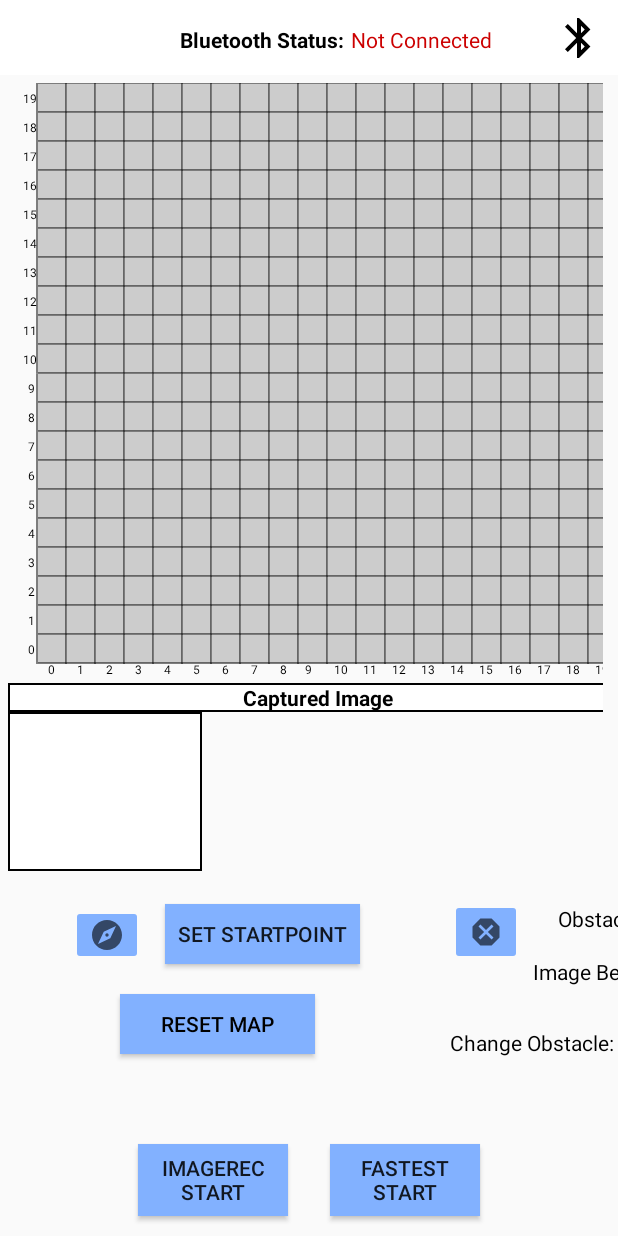
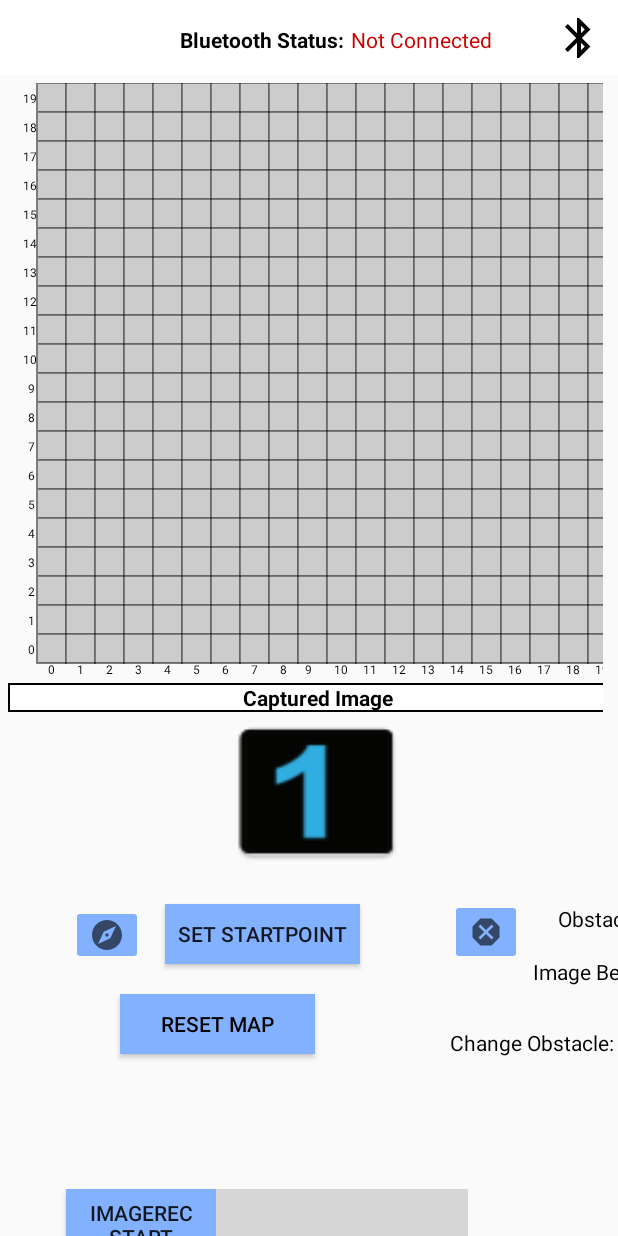
Before and after one commit to AsherFYD/MDPAndroid_Group21, an Android app: the screen it shows after launch (MainActivity), on a phone screen of 412 x 824 dp. Run offline under Robolectric (Android 15) with nearby library versions, the light colour scheme and no system bars; 1 statement that could not run was skipped; grey boxes are pictures that could not be loaded.

Commit message:
added some images, edited timers

```diff
--- a/app/src/main/java/com/example/mdp_android_grp25/MainActivity.java
+++ b/app/src/main/java/com/example/mdp_android_grp25/MainActivity.java
@@ -60,6 +60,7 @@
     private static final String TAG = "Main Activity";
     public static boolean stopTimerFlag = false;
     public static boolean stopWk9TimerFlag = false;
+
 
     @Override
     protected void onCreate(Bundle savedInstanceState) {
--- a/app/src/main/java/com/example/mdp_android_grp25/ui/main/GridMap.java
+++ b/app/src/main/java/com/example/mdp_android_grp25/ui/main/GridMap.java
@@ -404,7 +404,7 @@
         if ((androidRowCoord-1) < 0 || androidRowCoord > 19) {
             showLog("row is out of bounds");
             return;
-        } else if (curCoord[0] > 20 || curCoord[0] < 2) {
+        } else if ((curCoord[0] - 1) < 0 || curCoord[0] > 19) {
             showLog("col is out of bounds");
             return;
         } else {
@@ -412,10 +412,10 @@
             // horizontal lines
             for (int y = androidRowCoord - 2; y <= androidRowCoord; y++) {
                 canvas.drawLine(
-                    cells[curCoord[0] - 1][21 - y - 2].startX,
+                    cells[curCoord[0]-1][21 - y - 2].endX,
                     cells[curCoord[0]][21 - y - 2].startY,
                     cells[curCoord[0]][21 - y - 2].endX,
-                    cells[curCoord[0]][21 - y - 2].startY,
+                    cells[curCoord[0]][21 - y - 2].endY,
                     robotColor
                 );
             }
--- a/app/src/main/res/layout/activity_main.xml
+++ b/app/src/main/res/layout/activity_main.xml
@@ -121,14 +121,16 @@
                 <LinearLayout
                     android:layout_width="match_parent"
                     android:layout_height="match_parent"
-                    android:orientation="horizontal">
+                    android:orientation="vertical">
 
                     <ImageView
                         android:id="@+id/displayimageview"
                         android:layout_width="129dp"
                         android:layout_height="match_parent"
                         android:layout_weight="0"
-                        app:srcCompat="@drawable/border_white_background" />
+                        android:scaleType="fitXY"
+                        android:layout_gravity="center_horizontal"
+                        android:background="@mipmap/image11" />
                 </LinearLayout>
             </LinearLayout>
 
--- a/app/src/main/res/layout/activity_map_config.xml
+++ b/app/src/main/res/layout/activity_map_config.xml
@@ -129,8 +129,9 @@
         android:textOff="SET WAYPOINT"
         android:textOn="CANCEL"
         android:visibility="invisible"
+        app:layout_constraintBottom_toBottomOf="parent"
         app:layout_constraintEnd_toEndOf="parent"
-        tools:layout_editor_absoluteY="383dp" />
+        app:layout_constraintTop_toBottomOf="@+id/fastestToggleBtn3" />
 
     <TextView
         android:id="@+id/textView_drag"
@@ -180,39 +181,39 @@
         android:id="@+id/exploreToggleBtn3"
         android:layout_width="100dp"
         android:layout_height="wrap_content"
-        android:layout_marginStart="92dp"
-        android:layout_marginLeft="92dp"
-        android:layout_marginTop="60dp"
+        android:layout_marginStart="44dp"
+        android:layout_marginLeft="44dp"
         android:background="#82B1FF"
         android:text="Exploration"
         android:textOff="Imagerec START"
         android:textOn="STOP"
         app:layout_constraintStart_toStartOf="parent"
-        app:layout_constraintTop_toBottomOf="@+id/resetBtn"
+        app:layout_constraintTop_toBottomOf="@+id/exploreTimeTextView2"
         tools:ignore="MissingConstraints" />
 
     <ToggleButton
         android:id="@+id/fastestToggleBtn3"
         android:layout_width="100dp"
         android:layout_height="wrap_content"
-        android:layout_marginTop="60dp"
-        android:layout_marginEnd="92dp"
-        android:layout_marginRight="92dp"
+        android:layout_marginStart="70dp"
+        android:layout_marginLeft="70dp"
         android:background="#82B1FF"
         android:text="Fastest"
         android:textOff="Fastest START"
         android:textOn="STOP"
-        app:layout_constraintEnd_toEndOf="parent"
-        app:layout_constraintTop_toBottomOf="@+id/resetBtn"
+        app:layout_constraintEnd_toStartOf="@+id/fastestResetBtn"
+        app:layout_constraintHorizontal_bias="0.741"
+        app:layout_constraintStart_toEndOf="@+id/exploreResetBtn"
+        app:layout_constraintTop_toBottomOf="@+id/fastestTimeTextView2"
         tools:ignore="MissingConstraints" />
 
     <TextView
         android:id="@+id/exploreTimeTextView2"
         android:layout_width="100dp"
         android:layout_height="40dp"
-        android:layout_marginStart="35dp"
-        android:layout_marginLeft="35dp"
-        android:layout_marginTop="20dp"
+        android:layout_marginStart="150dp"
+        android:layout_marginLeft="150dp"
+        android:layout_marginTop="50dp"
         android:layout_marginEnd="16dp"
         android:layout_marginRight="16dp"
         android:gravity="center"
@@ -221,50 +222,45 @@
         android:textSize="26sp"
         app:layout_constraintEnd_toStartOf="@+id/exploreResetBtn"
         app:layout_constraintStart_toStartOf="parent"
-        app:layout_constraintTop_toBottomOf="@+id/exploreToggleBtn3" />
+        app:layout_constraintTop_toBottomOf="@+id/resetBtn" />
 
     <TextView
         android:id="@+id/fastestTimeTextView2"
         android:layout_width="100dp"
         android:layout_height="40dp"
-        android:layout_marginStart="124dp"
-        android:layout_marginLeft="124dp"
-        android:layout_marginTop="20dp"
+        android:layout_marginStart="330dp"
+        android:layout_marginLeft="330dp"
+        android:layout_marginTop="50dp"
+        android:layout_marginEnd="300dp"
+        android:layout_marginRight="300dp"
         android:gravity="center"
         android:text="00:00"
         android:textColor="#000000"
         android:textSize="26sp"
-        app:layout_constraintStart_toEndOf="@+id/exploreResetBtn"
-        app:layout_constraintTop_toBottomOf="@+id/fastestToggleBtn3" />
+        app:layout_constraintEnd_toEndOf="parent"
+        app:layout_constraintStart_toEndOf="@+id/exploreTimeTextView2"
+        app:layout_constraintTop_toBottomOf="@+id/resetBtn" />
 
     <ImageButton
         android:id="@+id/exploreResetBtn"
-        android:layout_width="100dp"
-        android:layout_height="40dp"
-        android:layout_marginStart="10dp"
-        android:layout_marginLeft="10dp"
-        android:layout_marginTop="20dp"
+        android:layout_width="96dp"
+        android:layout_height="48dp"
         android:background="@drawable/border_black_background"
         android:text="Reset"
-        app:layout_constraintStart_toEndOf="@+id/exploreTimeTextView2"
-        app:layout_constraintTop_toBottomOf="@+id/exploreToggleBtn3"
+        app:layout_constraintStart_toEndOf="@+id/exploreToggleBtn3"
+        app:layout_constraintTop_toBottomOf="@+id/exploreTimeTextView2"
         app:srcCompat="@drawable/ic_refresh" />
 
     <ImageButton
         android:id="@+id/fastestResetBtn"
-        android:layout_width="100dp"
-        android:layout_height="40dp"
-        android:layout_marginStart="10dp"
-        android:layout_marginLeft="10dp"
-        android:layout_marginTop="20dp"
-        android:layout_marginEnd="35dp"
-        android:layout_marginRight="35dp"
+        android:layout_width="90dp"
+        android:layout_height="48dp"
+        android:layout_marginEnd="100dp"
+        android:layout_marginRight="100dp"
         android:background="@drawable/border_black_background"
         android:text="Reset"
         app:layout_constraintEnd_toEndOf="parent"
-        app:layout_constraintHorizontal_bias="0.0"
-        app:layout_constraintStart_toEndOf="@+id/fastestTimeTextView2"
-        app:layout_constraintTop_toBottomOf="@+id/fastestToggleBtn3"
+        app:layout_constraintTop_toBottomOf="@+id/fastestTimeTextView2"
         app:srcCompat="@drawable/ic_refresh" />
 
 </androidx.constraintlayout.widget.ConstraintLayout>
```
Also changed, not shown: app/src/main/res/mipmap-hdpi/image11.png (added), app/src/main/res/mipmap-hdpi/image12.png (added), app/src/main/res/mipmap-hdpi/image13.png (added), app/src/main/res/mipmap-mdpi/image11.png (added), app/src/main/res/mipmap-mdpi/image12.png (added), app/src/main/res/mipmap-mdpi/image13.png (added), app/src/main/res/mipmap-xhdpi/image11.png (added), app/src/main/res/mipmap-xhdpi/image12.png (added), app/src/main/res/mipmap-xhdpi/image13.png (added), app/src/main/res/mipmap-xxhdpi/image11.png (added), app/src/main/res/mipmap-xxhdpi/image12.png (added), app/src/main/res/mipmap-xxhdpi/image13.png (added), app/src/main/res/mipmap-xxxhdpi/image11.png (added), app/src/main/res/mipmap-xxxhdpi/image12.png (added), 1 more files, 24 other files.
